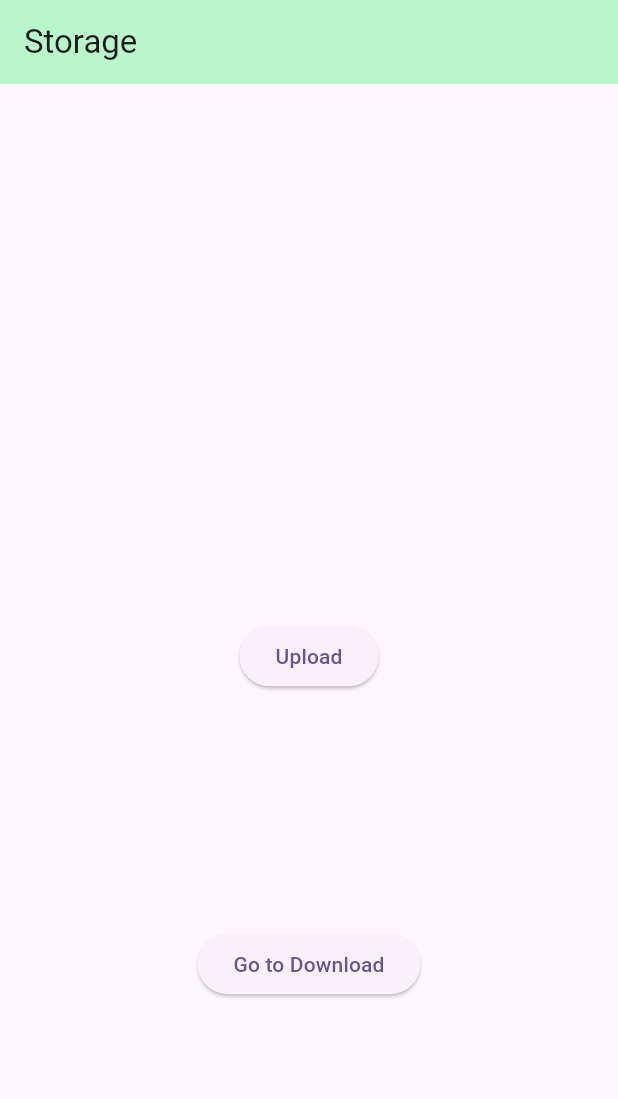
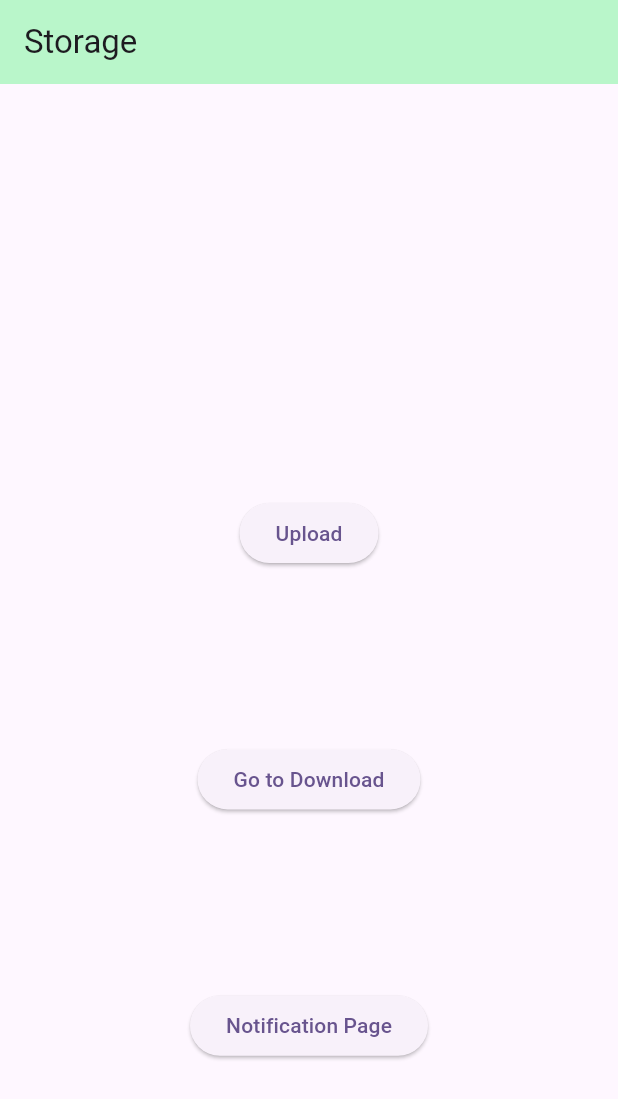
Before and after one commit to Abdul-karim970/flutterfire, a Flutter app: the screen it shows after launch, on a phone screen of 412 x 824 dp. Shown: the top 1099 px of the screen. Run offline on Flutter 3.47's test engine with Material 2 defaults, Android fonts, the phone set to English and light mode, and no system bars; our stand-ins replace cloud_firestore, firebase_auth, firebase_core, firebase_messaging, firebase_storage, google_sign_in and 1 more; accounts and stored records are empty.

Commit message:
push_notification

```diff
--- a/lib/storage.dart
+++ b/lib/storage.dart
@@ -3,6 +3,7 @@ import 'dart:io';
 import 'package:firebase_storage/firebase_storage.dart';
 import 'package:flutter/cupertino.dart';
 import 'package:flutter/material.dart';
+import 'package:flutterfire/FCM.dart';
 import 'package:flutterfire/download.dart';
 import 'package:image_picker/image_picker.dart';
 
@@ -33,7 +34,7 @@ class _StorageState extends State<Storage> {
           children: [
             Text(
               status,
-              style: TextStyle(fontSize: 30),
+              style: const TextStyle(fontSize: 30),
             ),
             ElevatedButton(
                 onPressed: () async {
@@ -95,9 +96,14 @@ class _StorageState extends State<Storage> {
                 child: const Text('Upload')),
             ElevatedButton(
                 onPressed: () => Navigator.of(context).push(CupertinoPageRoute(
-                      builder: (context) => Download(),
+                      builder: (context) => const Download(),
                     )),
-                child: Text('Go to Download'))
+                child: const Text('Go to Download')),
+            ElevatedButton(
+                onPressed: () => Navigator.of(context).push(CupertinoPageRoute(
+                      builder: (context) => const Notifications(),
+                    )),
+                child: const Text('Notification Page')),
           ],
         )));
   }
--- a/pubspec.yaml
+++ b/pubspec.yaml
@@ -43,6 +43,7 @@ dependencies:
   open_file: ^3.3.2
   firebase_auth: ^4.7.2
   google_sign_in: ^6.1.4
+  firebase_messaging: ^14.6.5
 
 dev_dependencies:
   flutter_test:
```
Also changed, not shown: lib/FCM.dart (added, +47 -0 lines), pubspec.lock, 2 other files.
